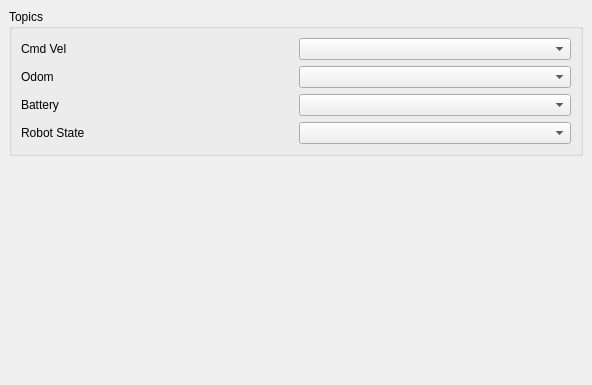
Above: kobuki_qtestsuite/src/kobuki_qtestsuite/ui/configuration_dock.ui from yujinrobot/kobuki_desktop before the change. Below: the same form after it.
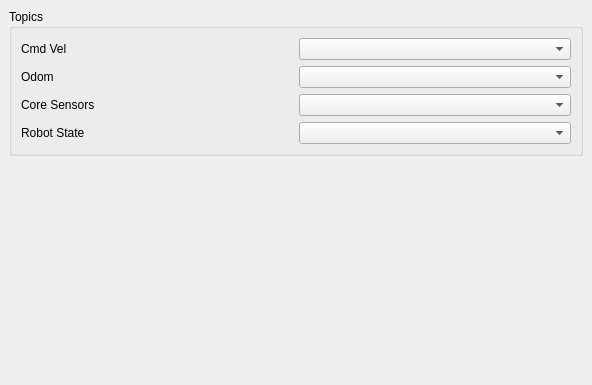
That is the form after the change. Custom widgets are drawn as their Qt base class.

```diff
--- a/kobuki_qtestsuite/src/kobuki_qtestsuite/ui/configuration_dock.ui
+++ b/kobuki_qtestsuite/src/kobuki_qtestsuite/ui/configuration_dock.ui
@@ -52,7 +52,7 @@
        <item row="2" column="0">
         <widget class="QLabel" name="label_5">
          <property name="text">
-          <string>Battery</string>
+          <string>Core Sensors</string>
          </property>
         </widget>
        </item>
```
Left out of the diff: 2 changed lines with no effect on the pictures.
